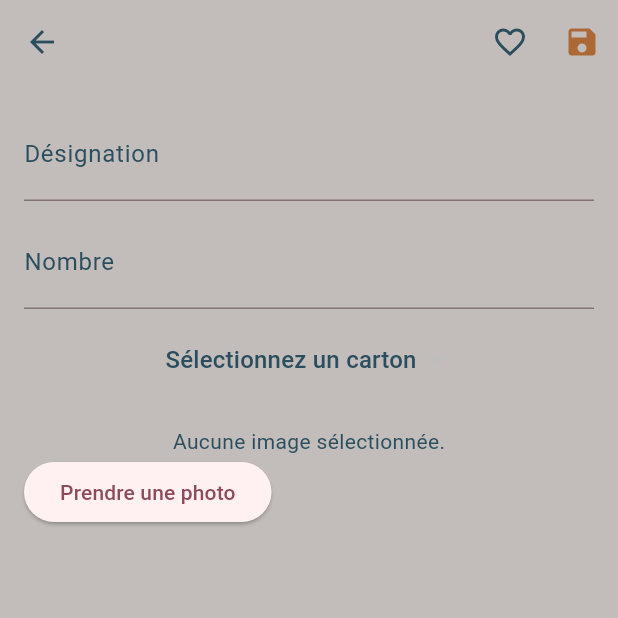
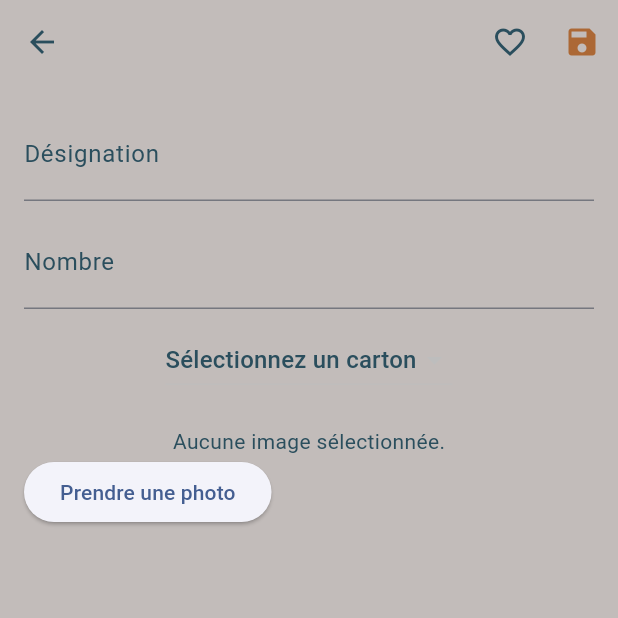
Before and after one commit to Hery34/my_storage_ally, a Flutter app: the screen it shows after launch, after a tap on "Mes objets", after a tap on "Ajouter", on a phone screen of 412 x 824 dp, the top half of it. Run offline on Flutter 3.47's test engine with Material 3 defaults, Android fonts, the phone set to English and light mode, and no system bars; our stand-ins replace image_picker, pdf, printing, share_plus, sqflite; missing offline and left inert: french_date_formatter; accounts and stored records are empty.

Commit message:
nouvelle_charte_graphique

```diff
--- a/lib/main.dart
+++ b/lib/main.dart
@@ -20,7 +20,7 @@ class MyApp extends StatelessWidget {
   Widget build(BuildContext context) {
     return MaterialApp(
       theme: ThemeData(
-        colorScheme: ColorScheme.fromSeed(seedColor: Colors.pinkAccent),
+        colorScheme: ColorScheme.fromSeed(seedColor: Colors.blueAccent),
         useMaterial3: true,
       ),
       home: const HomePage(),
--- a/lib/screens/home_page.dart
+++ b/lib/screens/home_page.dart
@@ -39,7 +39,15 @@ class HomePage extends StatelessWidget {
     ];
 
     return MyScaffold(
-      body: Center(
+      body: Container(
+        decoration: BoxDecoration(
+          gradient: LinearGradient(
+            colors: [Colors.blue.shade800, Colors.blue.shade200],
+            begin: Alignment.topLeft,
+            end: Alignment.bottomRight,
+          ),
+        ),
+        child: Center(
           child: ConstrainedBox(
             constraints: BoxConstraints(
               maxWidth: MediaQuery.of(context).size.width * 0.8,
@@ -52,17 +60,26 @@ class HomePage extends StatelessWidget {
               shrinkWrap: true,
               physics: const NeverScrollableScrollPhysics(),
               children: buttons.map((button) {
-              return ElevatedButton(
-                style: ElevatedButton.styleFrom(
-                  padding: const EdgeInsets.all(16.0),
-                  backgroundColor: button['color'] as Color,
-                  shape: RoundedRectangleBorder(
-                    borderRadius: BorderRadius.circular(16.0),
-                  ),
-                ),
-                onPressed: () {
+                return InkWell(
+                  onTap: () {
                     navigationProvider.setIndex(button['index'] as int);
                   },
+                  child: Container(
+                    decoration: BoxDecoration(
+                      gradient: LinearGradient(
+                        colors: [button['color'] as Color, Colors.black87],
+                        begin: Alignment.topLeft,
+                        end: Alignment.bottomRight,
+                      ),
+                      borderRadius: BorderRadius.circular(16.0),
+                      boxShadow: const [
+                        BoxShadow(
+                          color: Colors.black45,
+                          blurRadius: 10.0,
+                          offset: Offset(0, 4),
+                        ),
+                      ],
+                    ),
                     child: Column(
                       mainAxisAlignment: MainAxisAlignment.center,
                       children: [
@@ -71,19 +88,25 @@ class HomePage extends StatelessWidget {
                           size: 48.0,
                           color: Colors.white,
                         ),
+                        const SizedBox(height: 8.0),
                         Text(
                           button['label'] as String,
-                      style:
-                          const TextStyle(fontSize: 18.0, color: Colors.white),
+                          style: const TextStyle(
+                            fontSize: 18.0,
+                            color: Colors.white,
+                            fontWeight: FontWeight.bold,
+                          ),
                           textAlign: TextAlign.center,
                         ),
                       ],
+                    ),
                   ),
                 );
               }).toList(),
             ),
           ),
         ),
+      ),
     );
   }
 }
--- a/lib/screens/item_view.dart
+++ b/lib/screens/item_view.dart
@@ -32,7 +32,6 @@ class _ItemViewState extends State<ItemView> {
     super.dispose();
   }
 
-  ///Gets all the notes from the database and updates the state
   refreshNotes() {
     database.readAllItems().then((value) {
       setState(() {
@@ -70,7 +69,15 @@ class _ItemViewState extends State<ItemView> {
 
   @override
   Widget build(BuildContext context) {
-    return ListView(
+    return Container(
+      decoration: BoxDecoration(
+        gradient: LinearGradient(
+          colors: [Colors.blue.shade800, Colors.blue.shade200],
+          begin: Alignment.topLeft,
+          end: Alignment.bottomRight,
+        ),
+      ),
+      child: ListView(
         children: [
           Padding(
             padding: const EdgeInsets.all(8.0),
@@ -80,14 +87,20 @@ class _ItemViewState extends State<ItemView> {
                 FloatingActionButton.extended(
                   onPressed: () => goToCreateItemView(),
                   icon: const Icon(Icons.add),
-                label: const Text("Ajouter            "),
+                  label: const Text("Ajouter"),
                   backgroundColor: orangeSa,
+                  shape: RoundedRectangleBorder(
+                    borderRadius: BorderRadius.circular(16.0),
+                  ),
                 ),
                 FloatingActionButton.extended(
                   onPressed: () => showSearchDialog(),
                   icon: const Icon(Icons.search),
                   label: const Text("Rechercher"),
                   backgroundColor: orangeSa,
+                  shape: RoundedRectangleBorder(
+                    borderRadius: BorderRadius.circular(16.0),
+                  ),
                 ),
               ],
             ),
@@ -113,13 +126,32 @@ class _ItemViewState extends State<ItemView> {
                       child: Padding(
                         padding: const EdgeInsets.only(bottom: 10),
                         child: Card(
+                          elevation: 8,
+                          shape: RoundedRectangleBorder(
+                            borderRadius: BorderRadius.circular(16.0),
+                          ),
+                          child: Container(
+                            decoration: BoxDecoration(
+                              gradient: LinearGradient(
+                                colors: [
+                                  Colors.white,
+                                  Colors.grey.shade200,
+                                ],
+                                begin: Alignment.topLeft,
+                                end: Alignment.bottomRight,
+                              ),
+                              borderRadius: BorderRadius.circular(16.0),
+                            ),
                             child: Padding(
-                          padding: const EdgeInsets.all(8.0),
+                              padding: const EdgeInsets.all(16.0),
                               child: Column(
                                 crossAxisAlignment: CrossAxisAlignment.start,
                                 children: <Widget>[
                                   Text(
                                     'Objet ajouté le : ${FrenchDateFormatter.formatDateFR(item.createdTime.toString())}',
+                                    style: TextStyle(
+                                      color: Colors.grey.shade800,
+                                    ),
                                   ),
                                   Row(
                                     mainAxisAlignment:
@@ -127,14 +159,18 @@ class _ItemViewState extends State<ItemView> {
                                     children: [
                                       SizedBox(
                                         width:
-                                        MediaQuery.of(context).size.width * 0.6,
+                                            MediaQuery.of(context).size.width *
+                                                0.6,
                                         child: Text(
                                           item.itemName,
                                           overflow: TextOverflow.ellipsis,
                                           maxLines: 1,
                                           style: Theme.of(context)
                                               .textTheme
-                                          .headlineMedium,
+                                              .titleMedium
+                                              ?.copyWith(
+                                                color: Colors.blue.shade800,
+                                              ),
                                         ),
                                       ),
                                       FutureBuilder<String?>(
@@ -150,7 +186,10 @@ class _ItemViewState extends State<ItemView> {
                                               snapshot.data ?? 'Aucun carton',
                                               style: Theme.of(context)
                                                   .textTheme
-                                              .titleMedium,
+                                                  .titleMedium
+                                                  ?.copyWith(
+                                                    color: Colors.blue.shade800,
+                                                  ),
                                             );
                                           }
                                         },
@@ -162,10 +201,12 @@ class _ItemViewState extends State<ItemView> {
                             ),
                           ),
                         ),
+                      ),
                     );
                   },
                 ),
         ],
+      ),
     );
   }
 }
--- a/lib/utils/my_scaffold.dart
+++ b/lib/utils/my_scaffold.dart
@@ -29,7 +29,7 @@ class _MyScaffoldState extends State<MyScaffold> {
   Widget build(BuildContext context) {
     final navigationProvider = Provider.of<NavigationProvider>(context);
     return Scaffold(
-      backgroundColor: graySA,
+      extendBodyBehindAppBar: true,
       appBar: AppBar(
         centerTitle: true,
         title: Row(
@@ -42,51 +42,82 @@ class _MyScaffoldState extends State<MyScaffold> {
             const SizedBox(width: 8),
             Text(
               _titles[navigationProvider.currentIndex],
-              style: const TextStyle(fontSize: 30, color: graySA),
+              style: const TextStyle(fontSize: 30, color: Colors.white),
             ),
           ],
         ),
-        backgroundColor: Colors.grey[700],
+        flexibleSpace: Container(
+          decoration: BoxDecoration(
+            gradient: LinearGradient(
+              colors: [Colors.blue.shade800, Colors.blue.shade200],
+              begin: Alignment.topLeft,
+              end: Alignment.bottomRight,
             ),
-      body: _getViewForCurrentIndex(navigationProvider.currentIndex),
-      bottomNavigationBar: BottomNavigationBar(
+          ),
+        ),
+        backgroundColor: Colors.transparent,
+        elevation: 2,
+      ),
+      body: Container(
+        decoration: BoxDecoration(
+          gradient: LinearGradient(
+            colors: [Colors.blue.shade800, Colors.blue.shade200],
+            begin: Alignment.topLeft,
+            end: Alignment.bottomRight,
+          ),
+        ),
+        child: _getViewForCurrentIndex(navigationProvider.currentIndex),
+      ),
+      bottomNavigationBar: Container(
+        decoration: BoxDecoration(
+          gradient: LinearGradient(
+            colors: [Colors.blue.shade800, Colors.blue.shade200],
+            begin: Alignment.topLeft,
+            end: Alignment.bottomRight,
+          ),
+        ),
+        child: BottomNavigationBar(
           currentIndex: navigationProvider.currentIndex,
           onTap: (index) {
             navigationProvider.setIndex(index);
           },
-        items: [
+          items: const [
             BottomNavigationBarItem(
-            backgroundColor: Colors.grey[700],
-            icon: const Icon(Icons.home, color: graySA),
+              backgroundColor: Colors.transparent,
+              icon: Icon(Icons.home, color: Colors.white),
               label: 'Accueil',
             ),
-          const BottomNavigationBarItem(
+            BottomNavigationBarItem(
               icon: Icon(
                 Icons.storage,
-              color: graySA,
+                color: Colors.white,
               ),
               label: 'Objets',
             ),
-          const BottomNavigationBarItem(
+            BottomNavigationBarItem(
               icon: Icon(
                 Icons.inventory_2,
-              color: graySA,
+                color: Colors.white,
               ),
               label: 'Cartons',
             ),
-          const BottomNavigationBarItem(
-            icon: Icon(Icons.qr_code_scanner, color: graySA),
+            BottomNavigationBarItem(
+              icon: Icon(Icons.qr_code_scanner, color: Colors.white),
               label: 'Scanner',
             ),
-          const BottomNavigationBarItem(
+            BottomNavigationBarItem(
               icon: Icon(
                 Icons.qr_code_2,
-              color: graySA,
+                color: Colors.white,
               ),
               label: 'QR Code',
             ),
           ],
-        selectedItemColor: graySA,
+          selectedItemColor: Colors.yellowAccent,
+          unselectedItemColor: Colors.white,
+          backgroundColor: Colors.transparent,
+          type: BottomNavigationBarType.fixed,
+        ),
       ),
     );
   }
@@ -99,6 +130,9 @@ class _MyScaffoldState extends State<MyScaffold> {
         return const ItemView();
       case 2:
         return const BoxView();
+      case 3:
+        // Ajouter la page de scanner ici
+        return Container(); // Remplacer par la page de scanner
       case 4:
         return QrCodeGeneratorPage();
       default:
--- a/lib/widgets/edit_box_dialog.dart
+++ b/lib/widgets/edit_box_dialog.dart
@@ -45,7 +45,8 @@ class EditBoxDialogState extends State<EditBoxDialog> {
       isLoading = false;
     });
     widget.onBoxUpdated();
-    Navigator.of(context).pop();
+    if (mounted) Navigator.of(context).pop();
+    if (mounted) {
       ScaffoldMessenger.of(context).showSnackBar(
         const SnackBar(
           backgroundColor: orangeSa,
@@ -55,6 +56,7 @@ class EditBoxDialogState extends State<EditBoxDialog> {
           ),
         ),
       );
+    }
   }
 
   @override
```
Also changed, not shown: lib/screens/item_detail_view.dart (+22 -12 lines), lib/screens/qr_code_generator_page.dart (+7 -1 lines), assets/logo.webp. Lines whose indentation alone changed are shown as unchanged.
